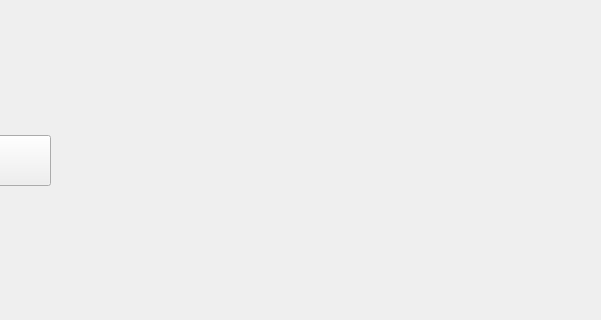
Above: custDashboard.ui from shamaunalam/demoBank before the change; both pictures show x 390 to 991 and y 375 to 695 of the 1100 by 795 pixel window. Below: the same form after it.
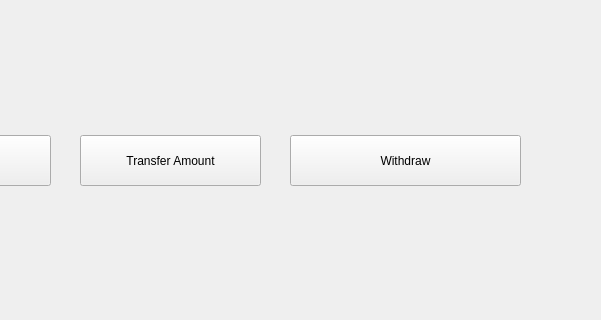
That is the form after the change.

```diff
--- a/custDashboard.ui
+++ b/custDashboard.ui
@@ -68,6 +68,32 @@
      <string>Logout</string>
     </property>
    </widget>
+   <widget class="QPushButton" name="pushButton">
+    <property name="geometry">
+     <rect>
+      <x>470</x>
+      <y>510</y>
+      <width>181</width>
+      <height>51</height>
+     </rect>
+    </property>
+    <property name="text">
+     <string>Transfer Amount</string>
+    </property>
+   </widget>
+   <widget class="QPushButton" name="pushButton_2">
+    <property name="geometry">
+     <rect>
+      <x>680</x>
+      <y>510</y>
+      <width>231</width>
+      <height>51</height>
+     </rect>
+    </property>
+    <property name="text">
+     <string>Withdraw</string>
+    </property>
+   </widget>
   </widget>
   <widget class="QStatusBar" name="statusbar"/>
  </widget>
```
